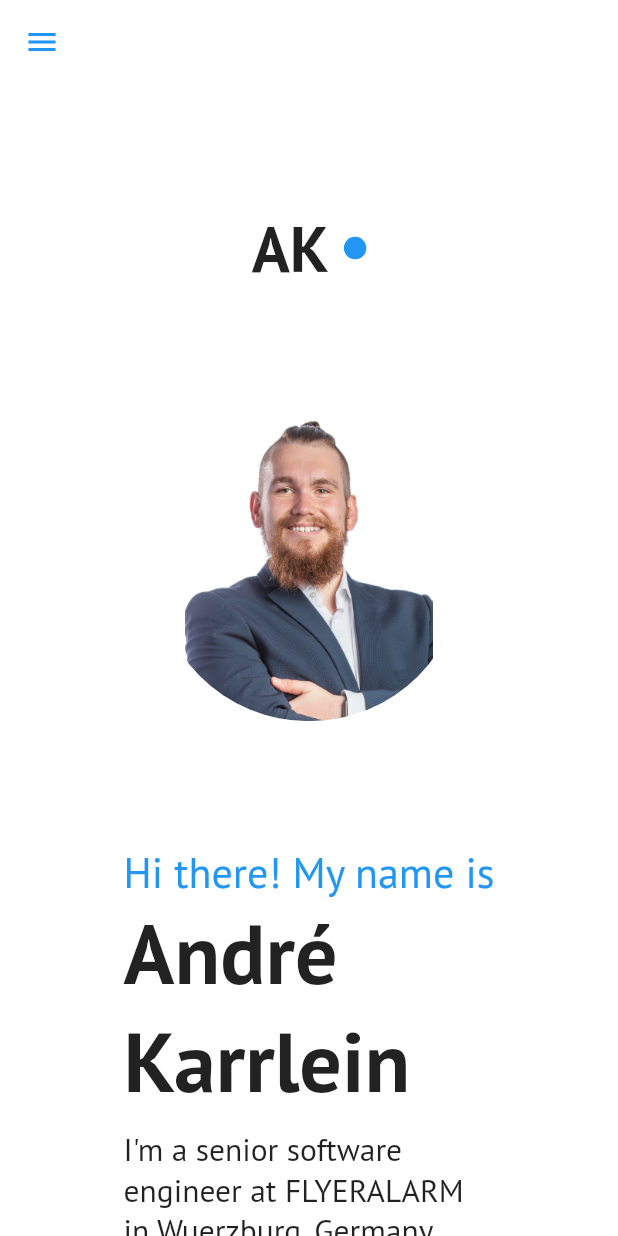
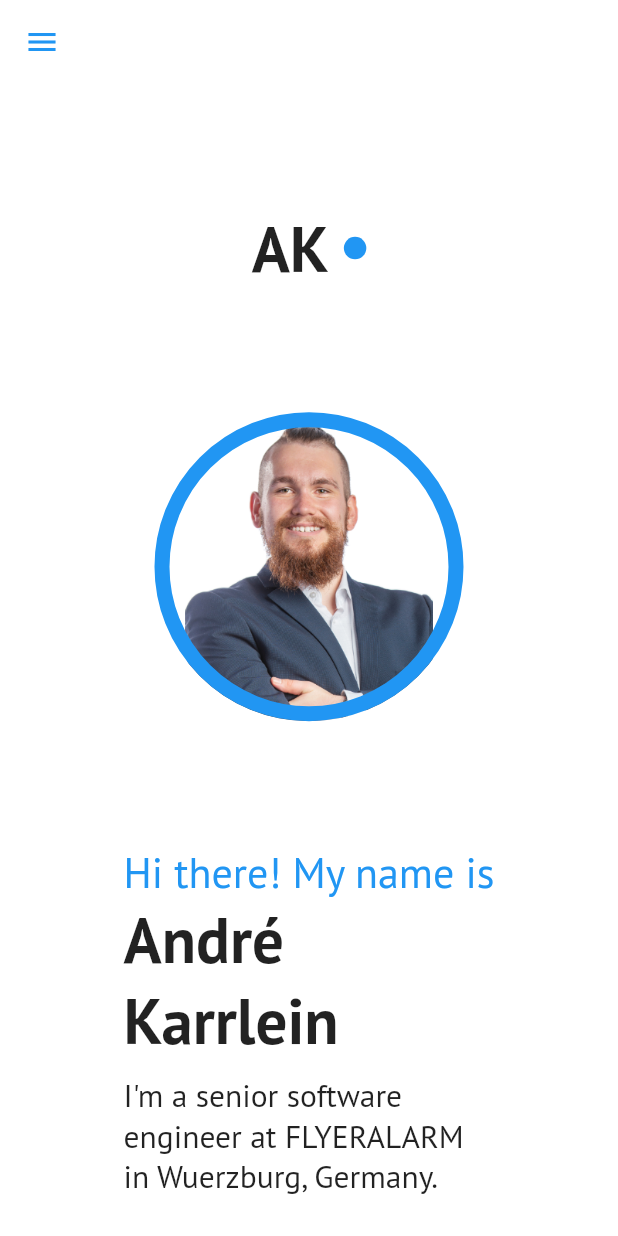
Before and after one commit to andre-karrlein/karrlein, a Flutter app: the screen it shows after launch, on a phone screen of 412 x 824 dp. Run offline on Flutter 3.47's test engine with Material 2 defaults, Android fonts, the phone set to English and light mode, and no system bars; missing offline and left inert: universal_html.

Commit message:
changes profile page

```diff
--- a/lib/profile.dart
+++ b/lib/profile.dart
@@ -11,13 +11,16 @@ class Profile extends StatelessWidget {
             ? MediaQuery.of(context).size.height * 0.25
             : MediaQuery.of(context).size.width * 0.25,
         decoration: BoxDecoration(
-          backgroundBlendMode: BlendMode.luminosity,
           color: Colors.white,
           shape: BoxShape.circle,
           image: DecorationImage(
             image: AssetImage('assets/images/me.png'),
             alignment: Alignment.center,
             fit: BoxFit.contain,
+          ),
+          border: new Border.all(
+            color: Colors.blue,
+            width: 10.0
           ),
         ),
       );
@@ -32,7 +35,7 @@ class Profile extends StatelessWidget {
       ),
       Text(
         "André\nKarrlein",
-        textScaleFactor: 4,
+        textScaleFactor: 3,
         style: TextStyle(
           fontWeight: FontWeight.bold,
         ),
@@ -57,7 +60,10 @@ class Profile extends StatelessWidget {
       largeScreen: Row(
         mainAxisAlignment: MainAxisAlignment.spaceEvenly,
         crossAxisAlignment: CrossAxisAlignment.center,
-        children: <Widget>[profileImage(context), profileData],
+        children: <Widget>[
+            profileImage(context),
+            profileData
+        ],
       ),
       smallScreen: Column(
         mainAxisSize: MainAxisSize.max,
--- a/lib/profile_page.dart
+++ b/lib/profile_page.dart
@@ -1,5 +1,7 @@
-import 'dart:html' as html;
-import 'dart:js';
+import 'package:url_launcher/url_launcher.dart';
+import 'package:universal_html/html.dart' as html;
+import 'package:flutter/foundation.dart';
+
 import 'package:flutter/material.dart';
 
 import 'package:karrlein/responsive_widget.dart';
@@ -9,10 +11,21 @@ import 'package:karrlein/socialinfo.dart';
 import 'package:karrlein/profile.dart';
 
 class ProfilePage extends StatelessWidget {
+
+    void openLink(String url, String target) async {
+        if(kIsWeb) {
+            html.window.open(url, target);
+        } else {
+            if(await canLaunch(url)) {
+                launch(url);
+            }
+        }
+    }
+
     const ProfilePage({Key key}) : super(key: key);
 
     List<Widget> navButtons(BuildContext context) => [
-        /*Padding(
+        Padding(
             padding: EdgeInsets.all(2.0),
             child: NavButton(
                 text: "about me",
@@ -29,13 +42,13 @@ class ProfilePage extends StatelessWidget {
                     createDialog(context, "Resume", "TODO");
                 },
             ),
-        ),*/
+        ),
         Padding(
             padding: EdgeInsets.all(2.0),
             child: NavButton(
                 text: "contact",
                 onPressed: () {
-                    html.window.open("mailto:andre@karrlein.com", "_self");
+                    openLink("mailto:andre@karrlein.com", "_self");
                 },
             ),
         ),
@@ -72,8 +85,15 @@ class ProfilePage extends StatelessWidget {
                 drawer: ResponsiveWidget.isSmallScreen(context)
 					? Drawer(
 						child: ListView(
-							padding: const EdgeInsets.all(20),
-							children: navButtons(context),
+							children: <Widget>[
+                                new UserAccountsDrawerHeader(
+                                    accountName: new Text("André Karrlein"),
+                                    accountEmail: new Text("andre@karrlein.com"),
+                                    onDetailsPressed: () {},
+                                ),
+                                ...navButtons(context),
+                                ...SocialInfo().socialMediaWidgets()
+                            ]
                         ),
                     )
                     : null,
--- a/pubspec.yaml
+++ b/pubspec.yaml
@@ -19,6 +19,8 @@ environment:
 dependencies:
   flutter:
     sdk: flutter
+  universal_html: ^1.1.10
+  url_launcher: ^5.4.1
 
   # The following adds the Cupertino Icons font to your application.
   # Use with the CupertinoIcons class for iOS style icons.
@@ -42,7 +44,7 @@ flutter:
 
   # To add assets to your application, add an assets section, like this:
   assets:
-    - assets/images/me.png
+      - assets/images/
 
   # An image asset can refer to one or more resolution-specific "variants", see
   # https://flutter.dev/assets-and-images/#resolution-aware.
```
Also changed, not shown: lib/socialinfo.dart (+22 -8 lines), pubspec.lock.
